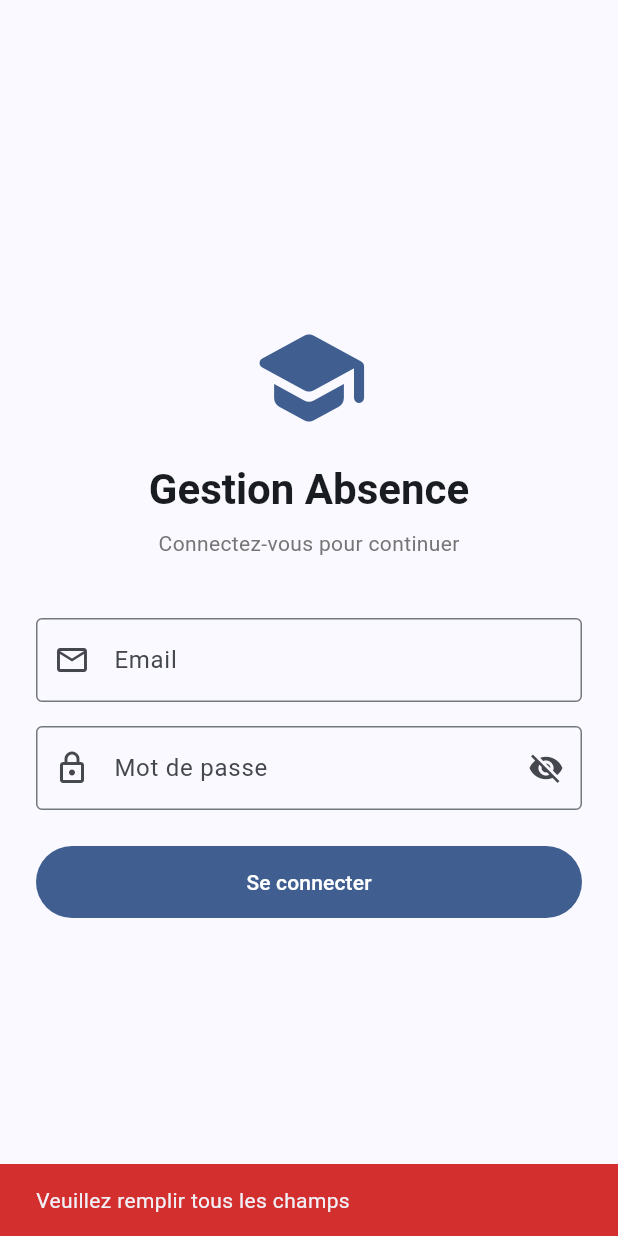
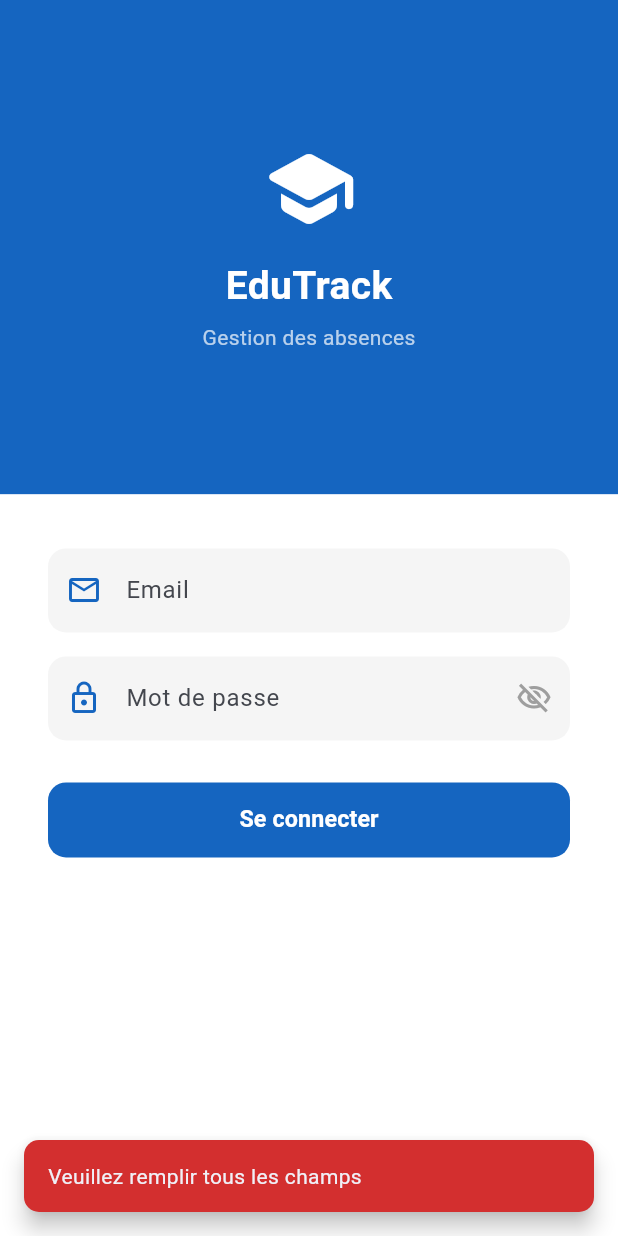
Before and after one commit to AymenJeddou/Gestion-Absence-Flutter-App, a Flutter app: the screen it shows after launch, after a tap on "Se connecter", on a phone screen of 412 x 824 dp. Run offline on Flutter 3.47's test engine with Material 3 defaults, Android fonts, the phone set to English and light mode, and no system bars; our stand-ins replace shared_preferences; network calls fail.

Commit message:
Last update

```diff
--- a/frontend/lib/main.dart
+++ b/frontend/lib/main.dart
@@ -21,6 +21,31 @@ class GestAbsenceApp extends StatelessWidget {
         useMaterial3: true,
         colorSchemeSeed: const Color(0xFF1565C0), // bleu foncé
         brightness: Brightness.light,
+        elevatedButtonTheme: ElevatedButtonThemeData(
+          style: ElevatedButton.styleFrom(
+            backgroundColor: const Color(0xFF1565C0),
+            foregroundColor: Colors.white,
+          ),
+        ),
+        filledButtonTheme: FilledButtonThemeData(
+          style: FilledButton.styleFrom(
+            backgroundColor: const Color(0xFF1565C0),
+            foregroundColor: Colors.white,
+          ),
+        ),
+        textButtonTheme: TextButtonThemeData(
+          style: TextButton.styleFrom(foregroundColor: const Color(0xFF1565C0)),
+        ),
+        outlinedButtonTheme: OutlinedButtonThemeData(
+          style: OutlinedButton.styleFrom(
+            foregroundColor: const Color(0xFF1565C0),
+            side: const BorderSide(color: Color(0xFF1565C0)),
+          ),
+        ),
+        navigationBarTheme: NavigationBarThemeData(
+          backgroundColor: const Color(0xFF1565C0),
+          indicatorColor: Colors.white24,
+        ),
       ),
       home: const CheckAuth(),
     );
@@ -80,8 +105,6 @@ class _CheckAuthState extends State<CheckAuth> {
   @override
   Widget build(BuildContext context) {
     // Écran de chargement pendant la vérification
-    return const Scaffold(
-      body: Center(child: CircularProgressIndicator()),
-    );
+    return const Scaffold(body: Center(child: CircularProgressIndicator()));
   }
 }
--- a/frontend/lib/screens/login_screen.dart
+++ b/frontend/lib/screens/login_screen.dart
@@ -66,7 +66,7 @@ class _LoginScreenState extends State<LoginScreen> {
       } else {
         _showError(result['message'] ?? 'Erreur de connexion');
       }
-    } catch (e) {
+    } catch (_) {
       _showError('Impossible de contacter le serveur');
     } finally {
       if (mounted) setState(() => _loading = false);
@@ -75,90 +75,163 @@ class _LoginScreenState extends State<LoginScreen> {
 
   void _showError(String message) {
     ScaffoldMessenger.of(context).showSnackBar(
-      SnackBar(content: Text(message), backgroundColor: Colors.red.shade700),
+      SnackBar(
+        content: Text(message),
+        backgroundColor: Colors.red.shade700,
+        behavior: SnackBarBehavior.floating,
+        margin: const EdgeInsets.all(16),
+        shape: RoundedRectangleBorder(borderRadius: BorderRadius.circular(10)),
+      ),
     );
   }
 
   @override
   Widget build(BuildContext context) {
+    const primaryColor = Color(0xFF1565C0);
+
     return Scaffold(
-      body: Center(
-        child: SingleChildScrollView(
-          padding: const EdgeInsets.all(24),
-          child: Column(
+      body: Column(
+        children: [
+          // ── Moitié haute colorée ──────────────────────────────────────
+          Expanded(
+            flex: 2,
+            child: Container(
+              width: double.infinity,
+              color: primaryColor,
+              child: const Column(
                 mainAxisAlignment: MainAxisAlignment.center,
                 children: [
-              Icon(
-                Icons.school_rounded,
-                size: 80,
-                color: Theme.of(context).colorScheme.primary,
-              ),
-              const SizedBox(height: 16),
+                  Icon(Icons.school_rounded, size: 64, color: Colors.white),
+                  SizedBox(height: 14),
                   Text(
-                'Gestion Absence',
-                style: Theme.of(context).textTheme.headlineMedium?.copyWith(
+                    'EduTrack',
+                    style: TextStyle(
+                      fontSize: 26,
                       fontWeight: FontWeight.bold,
+                      color: Colors.white,
                     ),
                   ),
-              const SizedBox(height: 8),
+                  SizedBox(height: 6),
                   Text(
-                'Connectez-vous pour continuer',
-                style: Theme.of(context).textTheme.bodyMedium?.copyWith(
-                      color: Colors.grey[600],
+                    'Gestion des absences',
+                    style: TextStyle(fontSize: 14, color: Colors.white70),
+                  ),
+                ],
               ),
             ),
-              const SizedBox(height: 40),
+          ),
 
-              // Champ email
+          // ── Moitié basse blanche avec formulaire ─────────────────────
+          Expanded(
+            flex: 3,
+            child: Container(
+              width: double.infinity,
+              color: Colors.white,
+              padding: const EdgeInsets.symmetric(horizontal: 32, vertical: 36),
+              child: Column(
+                crossAxisAlignment: CrossAxisAlignment.start,
+                children: [
+                  // Email
                   TextField(
                     controller: _emailController,
                     keyboardType: TextInputType.emailAddress,
-                decoration: const InputDecoration(
+                    decoration: InputDecoration(
                       labelText: 'Email',
-                  prefixIcon: Icon(Icons.email_outlined),
-                  border: OutlineInputBorder(),
+                      prefixIcon: const Icon(
+                        Icons.email_outlined,
+                        color: primaryColor,
+                      ),
+                      filled: true,
+                      fillColor: Colors.grey.shade100,
+                      border: OutlineInputBorder(
+                        borderRadius: BorderRadius.circular(12),
+                        borderSide: BorderSide.none,
+                      ),
+                      focusedBorder: OutlineInputBorder(
+                        borderRadius: BorderRadius.circular(12),
+                        borderSide: const BorderSide(
+                          color: primaryColor,
+                          width: 1.5,
+                        ),
+                      ),
                     ),
                   ),
                   const SizedBox(height: 16),
 
-              // Champ mot de passe
+                  // Mot de passe
                   TextField(
                     controller: _passwordController,
                     obscureText: _obscure,
                     decoration: InputDecoration(
                       labelText: 'Mot de passe',
-                  prefixIcon: const Icon(Icons.lock_outlined),
-                  border: const OutlineInputBorder(),
+                      prefixIcon: const Icon(
+                        Icons.lock_outlined,
+                        color: primaryColor,
+                      ),
+                      filled: true,
+                      fillColor: Colors.grey.shade100,
+                      border: OutlineInputBorder(
+                        borderRadius: BorderRadius.circular(12),
+                        borderSide: BorderSide.none,
+                      ),
+                      focusedBorder: OutlineInputBorder(
+                        borderRadius: BorderRadius.circular(12),
+                        borderSide: const BorderSide(
+                          color: primaryColor,
+                          width: 1.5,
+                        ),
+                      ),
                       suffixIcon: IconButton(
-                    icon: Icon(_obscure ? Icons.visibility_off : Icons.visibility),
+                        icon: Icon(
+                          _obscure
+                              ? Icons.visibility_off_outlined
+                              : Icons.visibility_outlined,
+                          color: Colors.grey,
+                        ),
                         onPressed: () => setState(() => _obscure = !_obscure),
                       ),
                     ),
                   ),
-              const SizedBox(height: 24),
+                  const SizedBox(height: 28),
 
-              // Bouton connexion
+                  // Bouton
                   SizedBox(
                     width: double.infinity,
-                height: 48,
-                child: FilledButton(
+                    height: 50,
+                    child: ElevatedButton(
                       onPressed: _loading ? null : _login,
+                      style: ElevatedButton.styleFrom(
+                        backgroundColor: primaryColor,
+                        foregroundColor: Colors.white,
+                        shape: RoundedRectangleBorder(
+                          borderRadius: BorderRadius.circular(12),
+                        ),
+                        elevation: 0,
+                      ),
                       child: _loading
                           ? const SizedBox(
-                          height: 20,
-                          width: 20,
+                              height: 22,
+                              width: 22,
                               child: CircularProgressIndicator(
-                            strokeWidth: 2,
+                                strokeWidth: 2.5,
                                 color: Colors.white,
                               ),
                             )
-                      : const Text('Se connecter'),
+                          : const Text(
+                              'Se connecter',
+                              style: TextStyle(
+                                fontSize: 15.5,
+                                fontWeight: FontWeight.w600,
+                              ),
+                            ),
                     ),
                   ),
                 ],
               ),
             ),
           ),
+        ],
+      ),
     );
   }
 }
```
Lines whose indentation alone changed are shown as unchanged.
